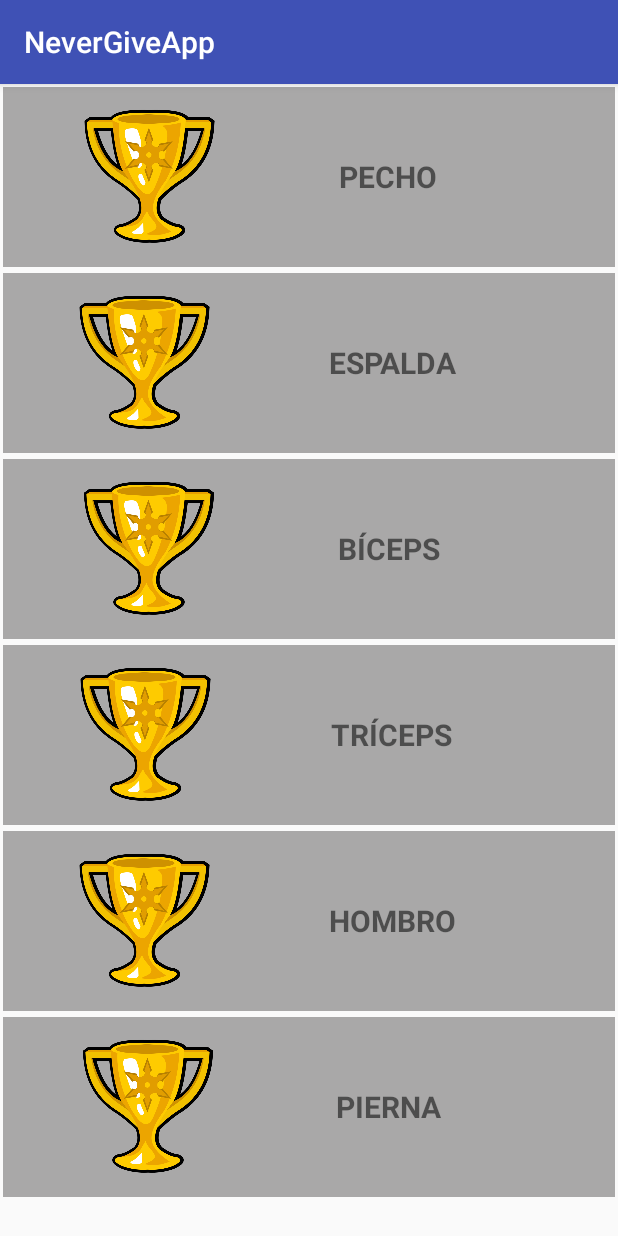
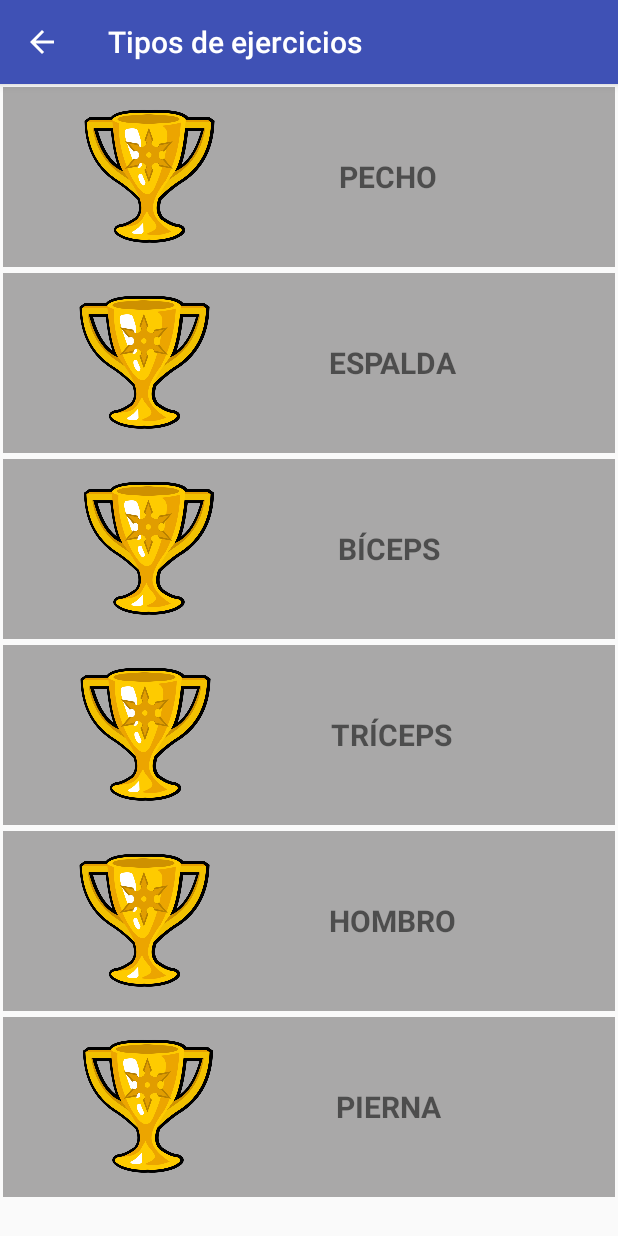
Before and after one commit to AlbaFontaneda/never-give-app, an Android app: the ExercisesTypeActivity screen opened directly, with no data from a screen before it, on a phone screen of 412 x 824 dp. Run offline under Robolectric (Android 15) with nearby library versions, the phone set to English and light mode, and no system bars.

Commit message:
Fixed training types layout

```diff
--- a/app/src/main/AndroidManifest.xml
+++ b/app/src/main/AndroidManifest.xml
@@ -31,7 +31,9 @@
             android:name=".TrainingActivity"
             android:label="@string/title_activity_training"
             android:theme="@style/AppTheme.NoActionBar" />
-        <activity android:name=".ExercisesTypeActivity"></activity>
+        <activity android:name=".ExercisesTypeActivity"
+            android:label="@string/title_activity_exercisies_type"
+            android:theme="@style/AppTheme.NoActionBar" />
     </application>
 
 </manifest>
--- a/app/src/main/java/com/rigobertosl/nevergiveapp/ExercisesTypeActivity.java
+++ b/app/src/main/java/com/rigobertosl/nevergiveapp/ExercisesTypeActivity.java
@@ -2,6 +2,7 @@ package com.rigobertosl.nevergiveapp;
 
 import android.support.v7.app.AppCompatActivity;
 import android.os.Bundle;
+import android.support.v7.widget.Toolbar;
 
 public class ExercisesTypeActivity extends AppCompatActivity {
 
@@ -9,6 +10,8 @@ public class ExercisesTypeActivity extends AppCompatActivity {
     protected void onCreate(Bundle savedInstanceState) {
         super.onCreate(savedInstanceState);
         setContentView(R.layout.activity_exercises_type);
+        Toolbar toolbar = (Toolbar) findViewById(R.id.toolbar);
+        setSupportActionBar(toolbar);
 
     }
 }
--- a/app/src/main/res/layout/activity_exercises_type.xml
+++ b/app/src/main/res/layout/activity_exercises_type.xml
@@ -1,5 +1,5 @@
 <?xml version="1.0" encoding="utf-8"?>
-<android.support.constraint.ConstraintLayout
+<android.support.design.widget.CoordinatorLayout
     xmlns:android="http://schemas.android.com/apk/res/android"
     xmlns:app="http://schemas.android.com/apk/res-auto"
     xmlns:tools="http://schemas.android.com/tools"
@@ -7,86 +7,23 @@
     android:layout_height="match_parent"
     tools:context="com.rigobertosl.nevergiveapp.ExercisesTypeActivity">
 
-    <ScrollView
-        xmlns:android="http://schemas.android.com/apk/res/android"
+    <android.support.design.widget.AppBarLayout
         android:layout_width="match_parent"
-        android:layout_height="match_parent"
-        android:fillViewport="true">
+        android:layout_height="wrap_content"
+        android:theme="@style/AppTheme.AppBarOverlay">
 
-        <TableLayout
-            android:id="@+id/table_exercises"
+        <android.support.v7.widget.Toolbar
+            android:id="@+id/toolbar"
             android:layout_width="match_parent"
-            android:layout_height="match_parent"
-            android:orientation="horizontal">
+            android:layout_height="?attr/actionBarSize"
+            app:layout_scrollFlags="scroll|enterAlways"
+            android:background="?attr/colorPrimary"
+            app:popupTheme="@style/AppTheme.PopupOverlay"
+            app:navigationIcon="?attr/homeAsUpIndicator" />
 
-            <LinearLayout
-                android:id="@+id/pecho"
-                style="@style/Button_exercices_type">
-                <ImageView
-                    style="@style/Image_exercise_type"
-                    android:src="@drawable/achievements_logo" />
-                <TextView
-                    style="@style/Text_button_exercise_type"
-                    android:layout_weight="2"
-                    android:text="@string/pecho" />
+    </android.support.design.widget.AppBarLayout>
 
-            </LinearLayout>
-            <LinearLayout
-                android:id="@+id/espalda"
-                style="@style/Button_exercices_type">
-                <ImageView
-                    style="@style/Image_exercise_type"
-                    android:src="@drawable/achievements_logo" />
-                <TextView
-                    style="@style/Text_button_exercise_type"
-                    android:text="@string/espalda" />
+    <include layout="@layout/content_exercises_type" />
 
-            </LinearLayout>
-            <LinearLayout
-                android:id="@+id/biceps"
-                style="@style/Button_exercices_type">
-                <ImageView
-                    style="@style/Image_exercise_type"
-                    android:src="@drawable/achievements_logo" />
-                <TextView
-                    style="@style/Text_button_exercise_type"
-                    android:text="@string/biceps" />
 
-            </LinearLayout>
-            <LinearLayout
-                android:id="@+id/triceps"
-                style="@style/Button_exercices_type">
-                <ImageView
-                    style="@style/Image_exercise_type"
-                    android:src="@drawable/achievements_logo" />
-                <TextView
-                    style="@style/Text_button_exercise_type"
-                    android:text="@string/triceps" />
-
-            </LinearLayout>
-            <LinearLayout
-                android:id="@+id/hombro"
-                style="@style/Button_exercices_type">
-                <ImageView
-                    style="@style/Image_exercise_type"
-                    android:src="@drawable/achievements_logo" />
-                <TextView
-                    style="@style/Text_button_exercise_type"
-                    android:text="@string/hombro" />
-
-            </LinearLayout>
-            <LinearLayout
-                android:id="@+id/pierna"
-                style="@style/Button_exercices_type">
-                <ImageView
-                    style="@style/Image_exercise_type"
-                    android:src="@drawable/achievements_logo" />
-                <TextView
-                    style="@style/Text_button_exercise_type"
-                    android:text="@string/pierna" />
-
-            </LinearLayout>
-        </TableLayout>
-    </ScrollView>
-
-</android.support.constraint.ConstraintLayout>
+</android.support.design.widget.CoordinatorLayout>
--- a/app/src/main/res/layout/activity_foods.xml
+++ b/app/src/main/res/layout/activity_foods.xml
@@ -1,5 +1,6 @@
 <?xml version="1.0" encoding="utf-8"?>
-<android.support.design.widget.CoordinatorLayout xmlns:android="http://schemas.android.com/apk/res/android"
+<android.support.design.widget.CoordinatorLayout
+    xmlns:android="http://schemas.android.com/apk/res/android"
     xmlns:app="http://schemas.android.com/apk/res-auto"
     xmlns:tools="http://schemas.android.com/tools"
     android:id="@+id/main_content"
--- /dev/null
+++ b/app/src/main/res/layout/content_exercises_type.xml
@@ -0,0 +1,94 @@
+<?xml version="1.0" encoding="utf-8"?>
+<android.support.constraint.ConstraintLayout
+    xmlns:android="http://schemas.android.com/apk/res/android"
+    xmlns:app="http://schemas.android.com/apk/res-auto"
+    xmlns:tools="http://schemas.android.com/tools"
+    android:layout_width="match_parent"
+    android:layout_height="match_parent"
+    app:layout_behavior="@string/appbar_scrolling_view_behavior"
+    tools:context="com.rigobertosl.nevergiveapp.ExercisesTypeActivity"
+    tools:showIn="@layout/activity_exercises_type">
+
+    <android.support.v4.widget.NestedScrollView
+        android:layout_width="match_parent"
+        android:layout_height="wrap_content"
+        app:layout_behavior="@string/appbar_scrolling_view_behavior">
+
+        <TableLayout
+            android:id="@+id/table_exercises"
+            android:layout_width="match_parent"
+            android:layout_height="match_parent"
+            android:orientation="horizontal">
+
+            <LinearLayout
+                android:id="@+id/pecho"
+                style="@style/Button_exercices_type">
+                <ImageView
+                    style="@style/Image_exercise_type"
+                    android:src="@drawable/achievements_logo" />
+                <TextView
+                    style="@style/Text_button_exercise_type"
+                    android:layout_weight="2"
+                    android:text="@string/pecho" />
+
+            </LinearLayout>
+            <LinearLayout
+                android:id="@+id/espalda"
+                style="@style/Button_exercices_type">
+                <ImageView
+                    style="@style/Image_exercise_type"
+                    android:src="@drawable/achievements_logo" />
+                <TextView
+                    style="@style/Text_button_exercise_type"
+                    android:text="@string/espalda" />
+
+            </LinearLayout>
+            <LinearLayout
+                android:id="@+id/biceps"
+                style="@style/Button_exercices_type">
+                <ImageView
+                    style="@style/Image_exercise_type"
+                    android:src="@drawable/achievements_logo" />
+                <TextView
+                    style="@style/Text_button_exercise_type"
+                    android:text="@string/biceps" />
+
+            </LinearLayout>
+            <LinearLayout
+                android:id="@+id/triceps"
+                style="@style/Button_exercices_type">
+                <ImageView
+                    style="@style/Image_exercise_type"
+                    android:src="@drawable/achievements_logo" />
+                <TextView
+                    style="@style/Text_button_exercise_type"
+                    android:text="@string/triceps" />
+
+            </LinearLayout>
+            <LinearLayout
+                android:id="@+id/hombro"
+                style="@style/Button_exercices_type">
+                <ImageView
+                    style="@style/Image_exercise_type"
+                    android:src="@drawable/achievements_logo" />
+                <TextView
+                    style="@style/Text_button_exercise_type"
+                    android:text="@string/hombro" />
+
+            </LinearLayout>
+            <LinearLayout
+                android:id="@+id/pierna"
+                style="@style/Button_exercices_type">
+                <ImageView
+                    style="@style/Image_exercise_type"
+                    android:src="@drawable/achievements_logo" />
+                <TextView
+                    style="@style/Text_button_exercise_type"
+                    android:text="@string/pierna" />
+
+            </LinearLayout>
+        </TableLayout>
+
+    </android.support.v4.widget.NestedScrollView>
+
+</android.support.constraint.ConstraintLayout>
--- a/app/src/main/res/values/strings.xml
+++ b/app/src/main/res/values/strings.xml
@@ -3,6 +3,7 @@
     <string name="title_activity_foods">Comidas</string>
     <string name="title_activity_training">Entrenamiento</string>
     <string name="title_activity_achievements">Logros</string>
+    <string name="title_activity_exercisies_type">Tipos de ejercicios</string>
 
     //AppBar (Toolbar)
     <string name="app_name">NeverGiveApp</string>
@@ -78,5 +79,6 @@
     <string name="triceps">Tríceps</string>
     <string name="hombro">Hombro</string>
     <string name="pierna">Pierna</string>
+    <string name="title_activity_main2">Main2Activity</string>
 
 </resources>
```
